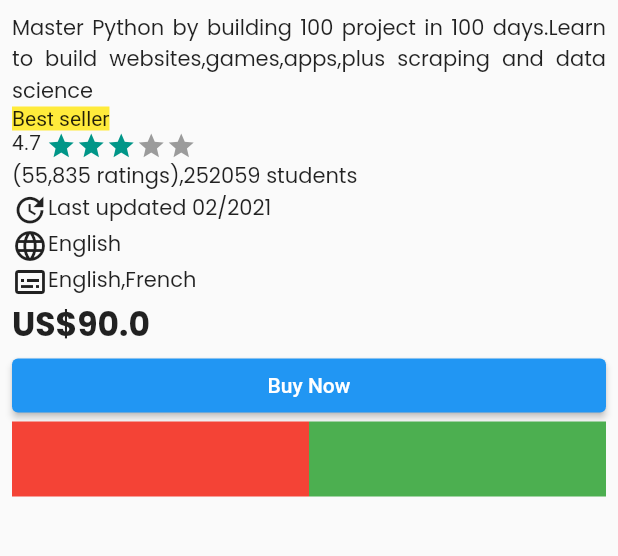
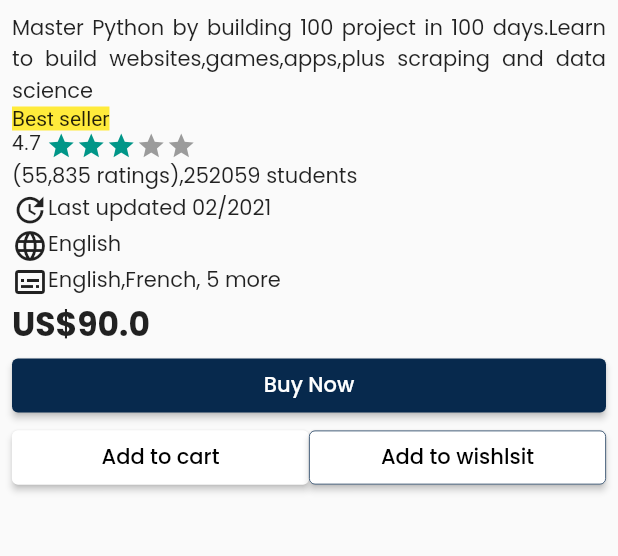
Before and after one commit to surajadkhari/eparikshya, a Flutter app: the CourseDetail screen opened directly, on a phone screen of 412 x 824 dp, the part 540-1096 px from its top. Run offline on Flutter 3.47's test engine with Material 2 defaults, Android fonts, the phone set to English and light mode, and no system bars; drawn by our look-alikes of flutter_rating_bar; our stand-ins replace carousel_slider, google_fonts; network calls fail.

Commit message:
add what youll learn section

```diff
--- a/lib/screen/course_detailpage.dart
+++ b/lib/screen/course_detailpage.dart
@@ -1,5 +1,6 @@
 import 'package:eparikshya/const/color_const.dart';
 import 'package:eparikshya/sections/coursedetail_pagesection/course_description_section.dart';
+import 'package:eparikshya/sections/coursedetail_pagesection/course_whatyoulearn_section.dart';
 import 'package:flutter/material.dart';
 import 'package:google_fonts/google_fonts.dart';
 
@@ -90,7 +91,7 @@
                       child: DescrptionSection(),
                     ),
                     Container(
-                      child: Text('What you will learn'),
+                      child: YourleanSection(),
                     ),
                     Container(child: Text('Cirriculum')),
                     Container(child: Text('This course includes')),
--- a/lib/sections/coursedetail_pagesection/course_description_section.dart
+++ b/lib/sections/coursedetail_pagesection/course_description_section.dart
@@ -1,3 +1,4 @@
+import 'package:eparikshya/const/color_const.dart';
 import 'package:flutter/material.dart';
 import 'package:flutter_rating_bar/flutter_rating_bar.dart';
 import 'package:google_fonts/google_fonts.dart';
@@ -69,7 +70,7 @@
               children: [
                 Icon(Icons.subtitles_outlined),
                 Text(
-                  'English,French',
+                  'English,French, 5 more',
                   style: GoogleFonts.poppins(),
                 )
               ],
@@ -84,8 +85,9 @@
               children: [
                 Expanded(
                   child: ElevatedButton(
+                    style: ElevatedButton.styleFrom(primary: KappColor),
                     onPressed: () {},
-                    child: Text('Buy Now'),
+                    child: Text('Buy Now', style: GoogleFonts.poppins()),
                   ),
                 ),
               ],
@@ -93,15 +95,28 @@
             Row(
               children: [
                 Expanded(
-                    child: Container(
-                  height: 50,
-                  color: Colors.red,
-                )),
+                  child: ElevatedButton(
+                    style: ElevatedButton.styleFrom(
+                        primary: Colors.white,
+                        side: BorderSide(color: Colors.white, width: 0.5)),
+                    onPressed: () {},
+                    child: Text('Add to cart',
+                        style: GoogleFonts.poppins(color: Colors.black)),
+                  ),
+                ),
                 Expanded(
-                    child: Container(
-                  height: 50,
-                  color: Colors.green,
-                ))
+                  child: ElevatedButton(
+                      style: ElevatedButton.styleFrom(
+                        primary: Colors.white,
+                        side: BorderSide(color: KappColor, width: 0.5),
+                      ),
+                      onPressed: () {},
+                      child: Text(
+                        'Add to wishlsit',
+                        style: GoogleFonts.poppins(
+                            textStyle: TextStyle(color: Colors.black)),
+                      )),
+                )
               ],
             )
           ],
```
Also changed, not shown: lib/sections/coursedetail_pagesection/course_whatyoulearn_section.dart (+47 -0 lines).
